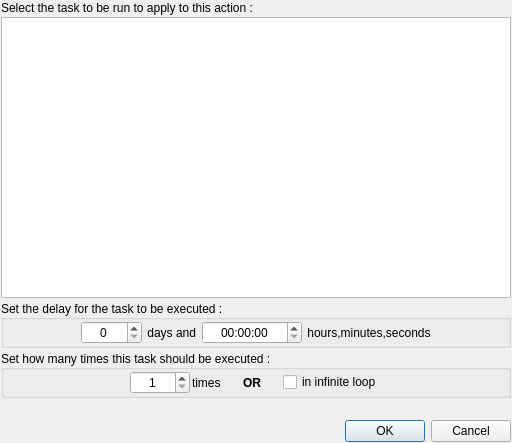
The window that ui/createactiondialogs/CreateRunningOtherTaskActionDialog.ui (AmirHammouteneEI/ScheduledPasteAndKeys) describes before a commit, drawn with Qt 5.
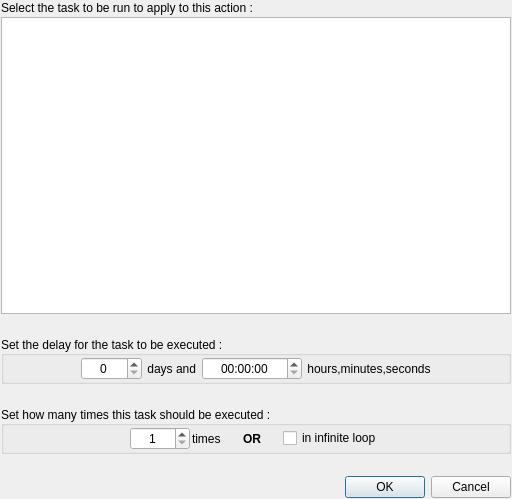
The same window after the commit. Custom widgets are drawn as their Qt base class.

Commit message: ready for v1.9 ; clear maps managment ; rewrite of action deepcopy ; display correction and UI adjustment

```diff
--- a/ui/createactiondialogs/CreateRunningOtherTaskActionDialog.ui
+++ b/ui/createactiondialogs/CreateRunningOtherTaskActionDialog.ui
@@ -7,7 +7,7 @@
     <x>0</x>
     <y>0</y>
     <width>512</width>
-    <height>443</height>
+    <height>499</height>
    </rect>
   </property>
   <property name="windowTitle">
@@ -84,6 +84,22 @@
      <column/>
     </widget>
    </item>
+   <item>
+    <spacer name="verticalSpacer_2">
+     <property name="orientation">
+      <enum>Qt::Orientation::Vertical</enum>
+     </property>
+     <property name="sizeType">
+      <enum>QSizePolicy::Policy::Fixed</enum>
+     </property>
+     <property name="sizeHint" stdset="0">
+      <size>
+       <width>20</width>
+       <height>20</height>
+      </size>
+     </property>
+    </spacer>
+   </item>
    <item>
     <widget class="QGroupBox" name="delayGroup">
      <property name="sizePolicy">
@@ -204,6 +220,22 @@
      </layout>
     </widget>
    </item>
+   <item>
+    <spacer name="verticalSpacer_3">
+     <property name="orientation">
+      <enum>Qt::Orientation::Vertical</enum>
+     </property>
+     <property name="sizeType">
+      <enum>QSizePolicy::Policy::Fixed</enum>
+     </property>
+     <property name="sizeHint" stdset="0">
+      <size>
+       <width>20</width>
+       <height>20</height>
+      </size>
+     </property>
+    </spacer>
+   </item>
    <item>
     <widget class="QGroupBox" name="delayGroup_2">
      <property name="sizePolicy">
```
The commit also changes 34 other files.
